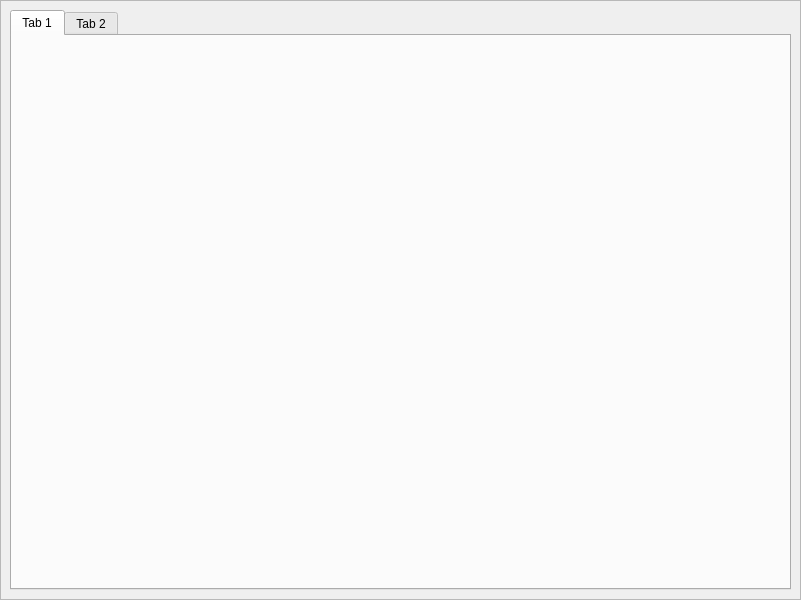
First picture: the form in resources/templates/horarios.ui, repository Danico19827/SLI_Trabajo_Final, before the edit.
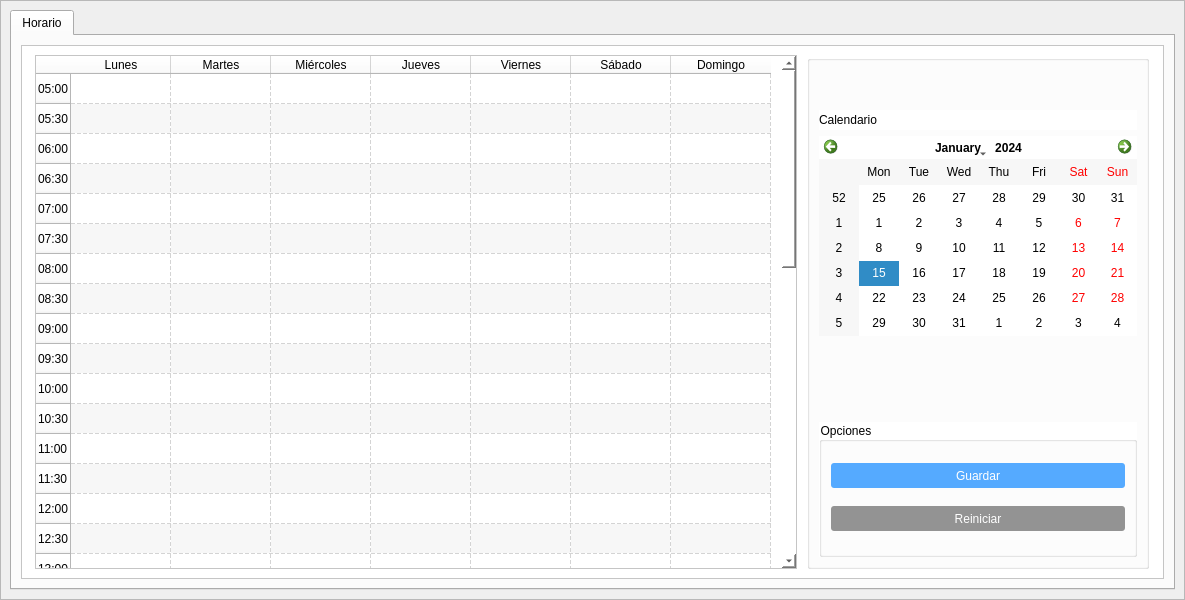
Second picture: the form after the edit. Icons and pictures are not drawn.

Commit message: Implementación de la ventana de Horarios

Diff of the .ui file:
```diff
--- a/resources/templates/horarios.ui
+++ b/resources/templates/horarios.ui
@@ -6,10 +6,16 @@
    <rect>
     <x>0</x>
     <y>0</y>
-    <width>801</width>
+    <width>1185</width>
     <height>600</height>
    </rect>
   </property>
+  <property name="minimumSize">
+   <size>
+    <width>1185</width>
+    <height>600</height>
+   </size>
+  </property>
   <property name="windowTitle">
    <string>Horario</string>
   </property>
@@ -50,14 +56,394 @@
          </property>
          <widget class="QWidget" name="tab">
           <attribute name="title">
-           <string>Tab 1</string>
+           <string>Horario</string>
           </attribute>
-          <layout class="QVBoxLayout" name="verticalLayout"/>
-         </widget>
-         <widget class="QWidget" name="tab_2">
-          <attribute name="title">
-           <string>Tab 2</string>
-          </attribute>
+          <layout class="QGridLayout" name="gridLayout_2">
+           <item row="0" column="0">
+            <widget class="QFrame" name="frame_2">
+             <property name="styleSheet">
+              <string notr="true">background-color: rgb(255, 255, 255);</string>
+             </property>
+             <property name="frameShape">
+              <enum>QFrame::StyledPanel</enum>
+             </property>
+             <property name="frameShadow">
+              <enum>QFrame::Raised</enum>
+             </property>
+             <layout class="QGridLayout" name="gridLayout">
+              <item row="0" column="0">
+               <widget class="QTableWidget" name="tablaHorario">
+                <property name="styleSheet">
+                 <string notr="true">max-width:760px;
+background-color: rgb(255, 255, 255);</string>
+                </property>
+                <property name="alternatingRowColors">
+                 <bool>true</bool>
+                </property>
+                <property name="gridStyle">
+                 <enum>Qt::DashLine</enum>
+                </property>
+                <row>
+                 <property name="text">
+                  <string>05:00</string>
+                 </property>
+                </row>
+                <row>
+                 <property name="text">
+                  <string>05:30</string>
+                 </property>
+                </row>
+                <row>
+                 <property name="text">
+                  <string>06:00</string>
+                 </property>
+                </row>
+                <row>
+                 <property name="text">
+                  <string>06:30</string>
+                 </property>
+                </row>
+                <row>
+                 <property name="text">
+                  <string>07:00</string>
+                 </property>
+                </row>
+                <row>
+                 <property name="text">
+                  <string>07:30</string>
+                 </property>
+                </row>
+                <row>
+                 <property name="text">
+                  <string>08:00</string>
+                 </property>
+                </row>
+                <row>
+                 <property name="text">
+                  <string>08:30</string>
+                 </property>
+                </row>
+                <row>
+                 <property name="text">
+                  <string>09:00</string>
+                 </property>
+                </row>
+                <row>
+                 <property name="text">
+                  <string>09:30</string>
+                 </property>
+                </row>
+                <row>
+                 <property name="text">
+                  <string>10:00</string>
+                 </property>
+                </row>
+                <row>
+                 <property name="text">
+                  <string>10:30</string>
+                 </property>
+                </row>
+                <row>
+                 <property name="text">
+                  <string>11:00</string>
+                 </property>
+                </row>
+                <row>
+                 <property name="text">
+                  <string>11:30</string>
+                 </property>
+                </row>
+                <row>
+                 <property name="text">
+                  <string>12:00</string>
+                 </property>
+                </row>
+                <row>
+                 <property name="text">
+                  <string>12:30</string>
+                 </property>
+                </row>
+                <row>
+                 <property name="text">
+                  <string>13:00</string>
+                 </property>
+                </row>
+                <row>
+                 <property name="text">
+                  <string>13:30</string>
+                 </property>
+                </row>
+                <row>
+                 <property name="text">
+                  <string>14:00</string>
+                 </property>
+                </row>
+                <row>
+                 <property name="text">
+                  <string>14:30</string>
+                 </property>
+                </row>
+                <row>
+                 <property name="text">
+                  <string>15:00</string>
+                 </property>
+                </row>
+                <row>
+                 <property name="text">
+                  <string>15:30</string>
+                 </property>
+                </row>
+                <row>
+                 <property name="text">
+                  <string>16:00</string>
+                 </property>
+                </row>
+                <row>
+                 <property name="text">
+                  <string>16:30</string>
+                 </property>
+                </row>
+                <row>
+                 <property name="text">
+                  <string>17:00</string>
+                 </property>
+                </row>
+                <row>
+                 <property name="text">
+                  <string>17:30</string>
+                 </property>
+                </row>
+                <row>
+                 <property name="text">
+                  <string>18:00</string>
+                 </property>
+                </row>
+                <row>
+                 <property name="text">
+                  <string>18:30</string>
+                 </property>
+                </row>
+                <row>
+                 <property name="text">
+                  <string>19:00</string>
+                 </property>
+                </row>
+                <row>
+                 <property name="text">
+                  <string>19:30</string>
+                 </property>
+                </row>
+                <row>
+                 <property name="text">
+                  <string>20:00</string>
+                 </property>
+                </row>
+                <row>
+                 <property name="text">
+                  <string>20:30</string>
+                 </property>
+                </row>
+                <row>
+                 <property name="text">
+                  <string>21:00</string>
+                 </property>
+                </row>
+                <row>
+                 <property name="text">
+                  <string>21:30</string>
+                 </property>
+                </row>
+                <row>
+                 <property name="text">
+                  <string>22:00</string>
+                 </property>
+                </row>
+                <row>
+                 <property name="text">
+                  <string>22:30</string>
+                 </property>
+                </row>
+                <row>
+                 <property name="text">
+                  <string>23:00</string>
+                 </property>
+                </row>
+                <row>
+                 <property name="text">
+                  <string>23:30</string>
+                 </property>
+                </row>
+                <row>
+                 <property name="text">
+                  <string>00:00</string>
+                 </property>
+                </row>
+                <column>
+                 <property name="text">
+                  <string>Lunes</string>
+                 </property>
+                </column>
+                <column>
+                 <property name="text">
+                  <string>Martes</string>
+                 </property>
+                </column>
+                <column>
+                 <property name="text">
+                  <string>Miércoles</string>
+                 </property>
+                </column>
+                <column>
+                 <property name="text">
+                  <string>Jueves</string>
+                 </property>
+                </column>
+                <column>
+                 <property name="text">
+                  <string>Viernes</string>
+                 </property>
+                </column>
+                <column>
+                 <property name="text">
+                  <string>Sábado</string>
+                 </property>
+                </column>
+                <column>
+                 <property name="text">
+                  <string>Domingo</string>
+                 </property>
+                </column>
+               </widget>
+              </item>
+              <item row="0" column="1">
+               <widget class="QGroupBox" name="groupBox">
+                <property name="styleSheet">
+                 <string notr="true">max-width:340px;;</string>
+                </property>
+                <property name="title">
+                 <string/>
+                </property>
+                <layout class="QVBoxLayout" name="verticalLayout">
+                 <item>
+                  <spacer name="verticalSpacer">
+                   <property name="orientation">
+                    <enum>Qt::Vertical</enum>
+                   </property>
+                   <property name="sizeType">
+                    <enum>QSizePolicy::Fixed</enum>
+                   </property>
+                   <property name="sizeHint" stdset="0">
+                    <size>
+                     <width>20</width>
+                     <height>40</height>
+                    </size>
+                   </property>
+                  </spacer>
+                 </item>
+                 <item>
+                  <widget class="QLabel" name="label">
+                   <property name="styleSheet">
+                    <string notr="true">max-height:20px;</string>
+                   </property>
+                   <property name="text">
+                    <string>Calendario</string>
+                   </property>
+                  </widget>
+                 </item>
+                 <item>
+                  <widget class="QCalendarWidget" name="calendarWidget">
+                   <property name="styleSheet">
+                    <string notr="true">max-height: 200px;
+color: black</string>
+                   </property>
+                  </widget>
+                 </item>
+                 <item>
+                  <spacer name="verticalSpacer_3">
+                   <property name="orientation">
+                    <enum>Qt::Vertical</enum>
+                   </property>
+                   <property name="sizeType">
+                    <enum>QSizePolicy::Fixed</enum>
+                   </property>
+                   <property name="sizeHint" stdset="0">
+                    <size>
+                     <width>20</width>
+                     <height>40</height>
+                    </size>
+                   </property>
+                  </spacer>
+                 </item>
+                 <item>
+                  <spacer name="verticalSpacer_2">
+                   <property name="orientation">
+                    <enum>Qt::Vertical</enum>
+                   </property>
+                   <property name="sizeType">
+                    <enum>QSizePolicy::Fixed</enum>
+                   </property>
+                   <property name="sizeHint" stdset="0">
+                    <size>
+                     <width>20</width>
+                     <height>40</height>
+                    </size>
+                   </property>
+                  </spacer>
+                 </item>
+                 <item>
+                  <widget class="QGroupBox" name="groupBox_2">
+                   <property name="title">
+                    <string>Opciones</string>
+                   </property>
+                   <layout class="QVBoxLayout" name="verticalLayout_2">
+                    <item>
+                     <widget class="QPushButton" name="btnGuardarH">
+                      <property name="styleSheet">
+                       <string notr="true">#btnGuardarH{
+	color: rgb(255, 255, 255);
+	background-color: rgb(85, 170, 255);
+	border-radius: 3px;	
+	min-height:25px;
+}
+
+#btnGuardarH:hover{
+	background-color: rgb(0, 85, 255);
+}</string>
+                      </property>
+                      <property name="text">
+                       <string>Guardar</string>
+                      </property>
+                     </widget>
+                    </item>
+                    <item>
+                     <widget class="QPushButton" name="btnReiniciarH">
+                      <property name="styleSheet">
+                       <string notr="true">#btnReiniciarH{
+	color: rgb(255, 255, 255);
+	background-color: rgb(147, 147, 147);
+	border-radius: 3px;	
+	min-height: 25px;
+}
+
+#btnReiniciarH:hover{
+	background-color: rgb(100, 100, 100);
+}</string>
+                      </property>
+                      <property name="text">
+                       <string>Reiniciar</string>
+                      </property>
+                     </widget>
+                    </item>
+                   </layout>
+                  </widget>
+                 </item>
+                </layout>
+               </widget>
+              </item>
+             </layout>
+            </widget>
+           </item>
+          </layout>
          </widget>
         </widget>
        </item>
```
Left out of the diff: 13 changed lines with no effect on the pictures. The commit also changes 16 other files.
